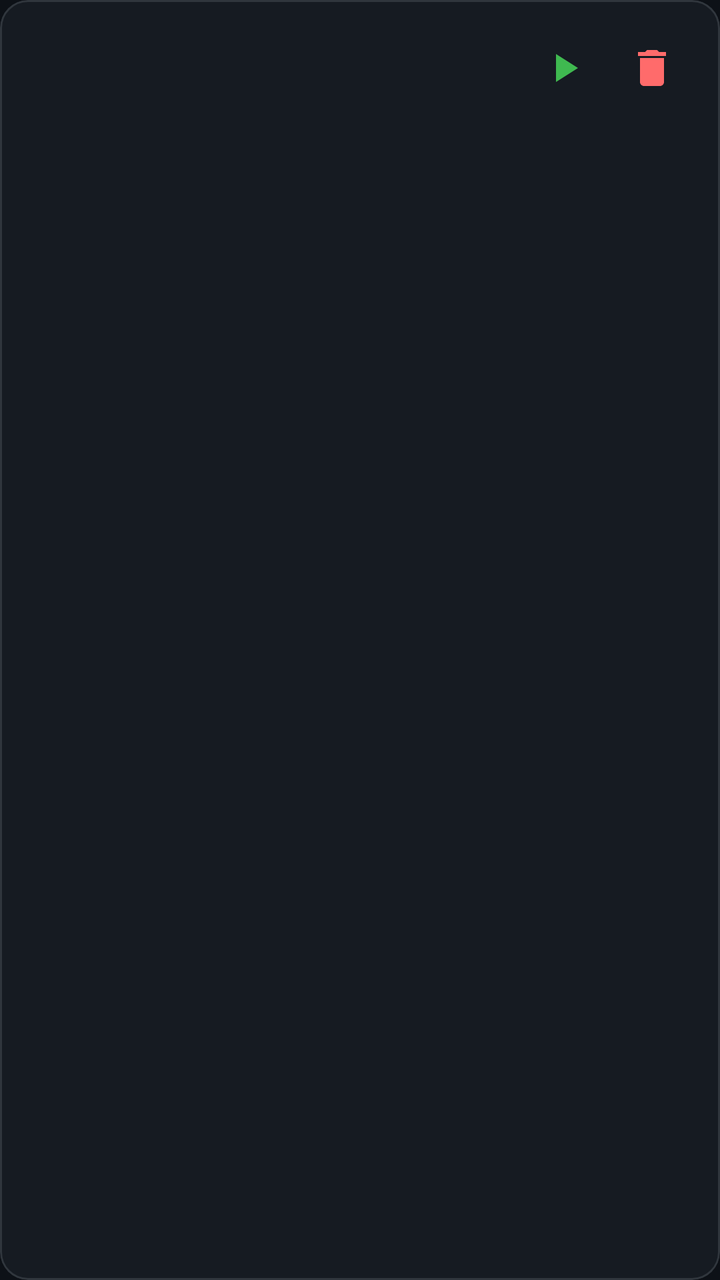
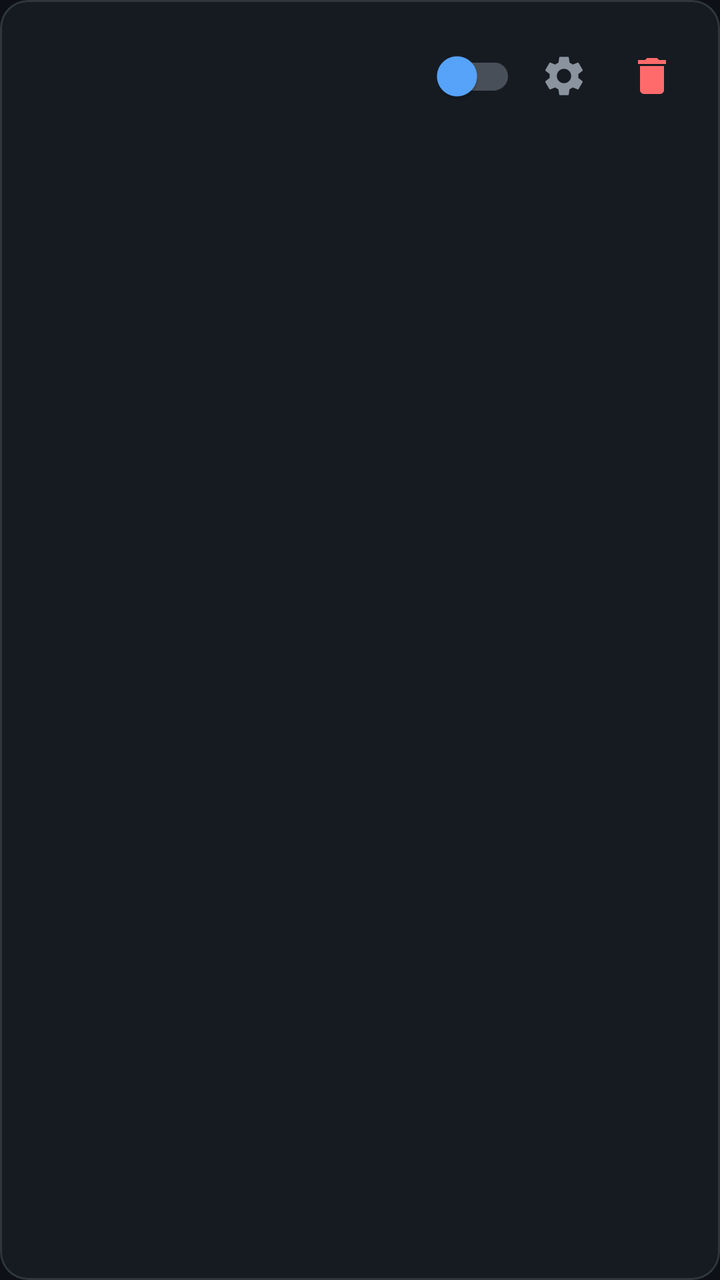

The first picture is an Android layout as it rendered before a commit; the second is the same layout after the commit. The layout source and the unified diff follow.
<!-- AndroidManifest.xml: application theme Theme.MacroEngine -->
<!-- res/layout/item_macro.xml -->
<?xml version="1.0" encoding="utf-8"?>
<com.google.android.material.card.MaterialCardView
    xmlns:android="http://schemas.android.com/apk/res/android"
    xmlns:app="http://schemas.android.com/apk/res-auto"
    android:layout_width="match_parent"
    android:layout_height="wrap_content"
    android:layout_marginBottom="10dp"
    app:cardBackgroundColor="@color/surface_dark"
    app:cardCornerRadius="14dp"
    app:strokeColor="@color/card_border"
    app:strokeWidth="1dp"
    app:cardElevation="0dp">

    <LinearLayout
        android:layout_width="match_parent"
        android:layout_height="wrap_content"
        android:orientation="horizontal"
        android:gravity="center_vertical"
        android:padding="14dp">

        
        <LinearLayout
            android:layout_width="0dp"
            android:layout_height="wrap_content"
            android:layout_weight="1"
            android:orientation="vertical">

            <TextView
                android:id="@+id/tvMacroName"
                android:layout_width="wrap_content"
                android:layout_height="wrap_content"
                android:textColor="@color/text_primary"
                android:textSize="15sp"
                android:textStyle="bold" />

            <TextView
                android:id="@+id/tvMacroInfo"
                android:layout_width="wrap_content"
                android:layout_height="wrap_content"
                android:layout_marginTop="2dp"
                android:textColor="@color/text_secondary"
                android:textSize="12sp" />

        </LinearLayout>

        
        <ImageButton
            android:id="@+id/btnItemPlay"
            android:layout_width="40dp"
            android:layout_height="40dp"
            android:background="?attr/selectableItemBackgroundBorderless"
            android:src="@drawable/ic_play"
            android:contentDescription="@string/play"
            app:tint="@color/accent_play" />

        
        <ImageButton
            android:id="@+id/btnItemDelete"
            android:layout_width="40dp"
            android:layout_height="40dp"
            android:layout_marginStart="4dp"
            android:background="?attr/selectableItemBackgroundBorderless"
            android:src="@drawable/ic_delete"
            android:contentDescription="@string/delete"
            app:tint="@color/accent_record" />

    </LinearLayout>

</com.google.android.material.card.MaterialCardView>
<!-- resources referenced by this layout -->
<resources>
  <color name="accent_play">#FF3FB950</color>
  <color name="accent_record">#FFFF6B6B</color>
  <color name="card_border">#FF30363D</color>
  <color name="surface_dark">#FF161B22</color>
  <color name="text_primary">#FFF0F6FC</color>
  <color name="text_secondary">#FF8B949E</color>
  <!-- drawable ic_delete (drawable) -->
  <vector xmlns:android="http://schemas.android.com/apk/res/android"
      android:width="24dp"
      android:height="24dp"
      android:viewportWidth="24"
      android:viewportHeight="24">
      <path
          android:fillColor="#FFFFFF"
          android:pathData="M6,19c0,1.1 0.9,2 2,2h8c1.1,0 2,-0.9 2,-2V7H6v12zM19,4h-3.5l-1,-1h-5l-1,1H5v2h14V4z" />
  </vector>
  <!-- drawable ic_play (drawable) -->
  <vector xmlns:android="http://schemas.android.com/apk/res/android"
      android:width="24dp"
      android:height="24dp"
      android:viewportWidth="24"
      android:viewportHeight="24">
      <path
          android:fillColor="#FFFFFF"
          android:pathData="M8,5v14l11,-7z" />
  </vector>
  <string name="delete">Delete</string>
  <string name="play">Play</string>
  <style name="Theme.MacroEngine" parent="Theme.MaterialComponents.DayNight.NoActionBar">
          <item name="colorPrimary">@color/accent_primary</item>
          <item name="colorPrimaryVariant">@color/accent_primary</item>
          <item name="colorOnPrimary">@color/white</item>
          <item name="colorSecondary">@color/accent_play</item>
          <item name="colorSecondaryVariant">@color/accent_play</item>
          <item name="colorOnSecondary">@color/white</item>
          <item name="android:colorBackground">@color/background_dark</item>
          <item name="colorSurface">@color/surface_dark</item>
          <item name="colorOnSurface">@color/text_primary</item>
          <item name="android:statusBarColor">@color/background_dark</item>
          <item name="android:navigationBarColor">@color/background_dark</item>
          <item name="android:windowLightStatusBar">false</item>
      </style>
  <color name="accent_primary">#FF58A6FF</color>
  <color name="white">#FFFFFFFF</color>
  <color name="background_dark">#FF0D1117</color>
</resources>

<!-- the commit's change to res/layout/item_macro.xml (unified diff, before → after) -->
@@ -44,14 +44,23 @@
         </LinearLayout>
 
         
+        <com.google.android.material.switchmaterial.SwitchMaterial
+            android:id="@+id/switchActivate"
+            android:layout_width="wrap_content"
+            android:layout_height="wrap_content"
+            app:thumbTint="@color/accent_primary"
+            app:trackTint="@color/text_muted" />
+
+        
         <ImageButton
-            android:id="@+id/btnItemPlay"
+            android:id="@+id/btnItemConfig"
             android:layout_width="40dp"
             android:layout_height="40dp"
+            android:layout_marginStart="4dp"
             android:background="?attr/selectableItemBackgroundBorderless"
-            android:src="@drawable/ic_play"
-            android:contentDescription="@string/play"
-            app:tint="@color/accent_play" />
+            android:src="@drawable/ic_settings"
+            android:contentDescription="Settings"
+            app:tint="@color/text_secondary" />
 
         
         <ImageButton
<!-- resource entries referenced after the edit -->
@@ -1,9 +1,10 @@
 <!-- resources referenced by this layout -->
 <resources>
-  <color name="accent_play">#FF3FB950</color>
+  <color name="accent_primary">#FF58A6FF</color>
   <color name="accent_record">#FFFF6B6B</color>
   <color name="card_border">#FF30363D</color>
   <color name="surface_dark">#FF161B22</color>
+  <color name="text_muted">#FF484F58</color>
   <color name="text_primary">#FFF0F6FC</color>
   <color name="text_secondary">#FF8B949E</color>
   <!-- drawable ic_delete (drawable) -->
@@ -16,18 +17,18 @@
           android:fillColor="#FFFFFF"
           android:pathData="M6,19c0,1.1 0.9,2 2,2h8c1.1,0 2,-0.9 2,-2V7H6v12zM19,4h-3.5l-1,-1h-5l-1,1H5v2h14V4z" />
   </vector>
-  <!-- drawable ic_play (drawable) -->
+  <!-- drawable ic_settings (drawable) -->
+  <?xml version="1.0" encoding="utf-8"?>
   <vector xmlns:android="http://schemas.android.com/apk/res/android"
       android:width="24dp"
       android:height="24dp"
       android:viewportWidth="24"
       android:viewportHeight="24">
       <path
-          android:fillColor="#FFFFFF"
-          android:pathData="M8,5v14l11,-7z" />
+          android:fillColor="#FFFFFFFF"
+          android:pathData="M19.14,12.94c0.04,-0.31 0.06,-0.63 0.06,-0.94c0,-0.31 -0.02,-0.63 -0.06,-0.94l2.03,-1.58c0.18,-0.14 0.23,-0.41 0.12,-0.61l-1.92,-3.32c-0.12,-0.22 -0.37,-0.29 -0.59,-0.22l-2.39,0.96c-0.5,-0.38 -1.03,-0.7 -1.62,-0.94L14.4,2.81c-0.04,-0.24 -0.24,-0.41 -0.48,-0.41h-3.84c-0.24,0 -0.43,0.17 -0.47,0.41L9.25,5.35C8.66,5.59 8.12,5.92 7.63,6.29L5.24,5.33c-0.22,-0.08 -0.47,0 -0.59,0.22L2.74,8.87C2.62,9.08 2.66,9.34 2.86,9.48l2.03,1.58C4.84,11.37 4.8,11.69 4.8,12s0.02,0.63 0.06,0.94l-2.03,1.58c-0.18,0.14 -0.23,0.41 -0.12,0.61l1.92,3.32c0.12,0.22 0.37,0.29 0.59,0.22l2.39,-0.96c0.5,0.38 1.03,0.7 1.62,0.94l0.36,2.54c0.05,0.24 0.24,0.41 0.48,0.41h3.84c0.24,0 0.44,-0.17 0.47,-0.41l0.36,-2.54c0.59,-0.24 1.13,-0.56 1.62,-0.94l2.39,0.96c0.22,0.08 0.47,0 0.59,-0.22l1.92,-3.32c0.12,-0.22 0.07,-0.47 -0.12,-0.61L19.14,12.94zM12,15.6c-1.98,0 -3.6,-1.62 -3.6,-3.6s1.62,-3.6 3.6,-3.6s3.6,1.62 3.6,3.6S13.98,15.6 12,15.6z" />
   </vector>
   <string name="delete">Delete</string>
-  <string name="play">Play</string>
   <style name="Theme.MacroEngine" parent="Theme.MaterialComponents.DayNight.NoActionBar">
           <item name="colorPrimary">@color/accent_primary</item>
           <item name="colorPrimaryVariant">@color/accent_primary</item>
@@ -42,8 +43,8 @@
           <item name="android:navigationBarColor">@color/background_dark</item>
           <item name="android:windowLightStatusBar">false</item>
       </style>
-  <color name="accent_primary">#FF58A6FF</color>
   <color name="white">#FFFFFFFF</color>
+  <color name="accent_play">#FF3FB950</color>
   <color name="background_dark">#FF0D1117</color>
 </resources>
 
